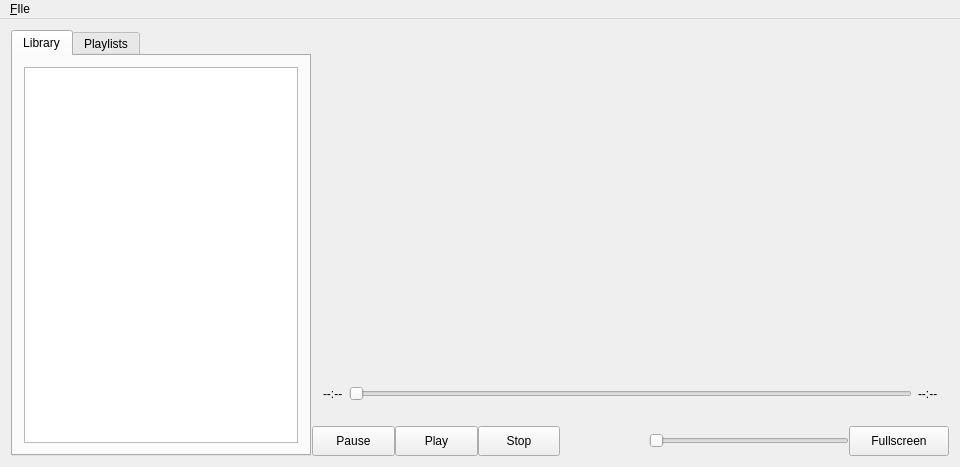
Qt form mainwindow.ui (lukasz357/QtGstMediaPlayer) before a commit.
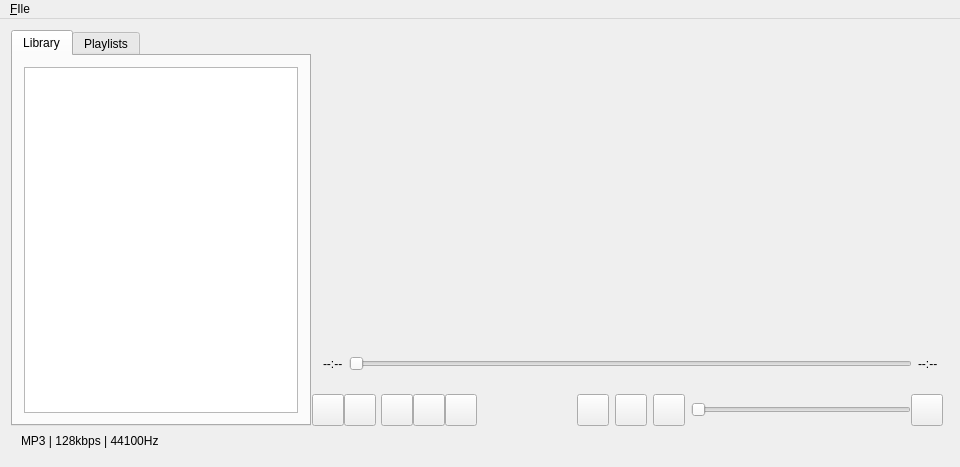
The same form after that commit. Custom widgets are drawn as their Qt base class.

Commit message: Icons for buttons

```diff
--- a/mainwindow.ui
+++ b/mainwindow.ui
@@ -95,7 +95,7 @@
           <property name="maximumSize">
            <size>
             <width>16777215</width>
-            <height>30</height>
+            <height>32</height>
            </size>
           </property>
           <layout class="QHBoxLayout" name="horizontalLayout">
@@ -129,6 +129,25 @@
               <property name="spacing">
                <number>0</number>
               </property>
+              <item row="1" column="5">
+               <widget class="QPushButton" name="m_nextButton">
+                <property name="minimumSize">
+                 <size>
+                  <width>32</width>
+                  <height>32</height>
+                 </size>
+                </property>
+                <property name="maximumSize">
+                 <size>
+                  <width>32</width>
+                  <height>32</height>
+                 </size>
+                </property>
+                <property name="text">
+                 <string/>
+                </property>
+               </widget>
+              </item>
               <item row="1" column="1">
                <widget class="QPushButton" name="m_playButton">
                 <property name="sizePolicy">
@@ -139,123 +158,232 @@
                 </property>
                 <property name="minimumSize">
                  <size>
-                  <width>60</width>
-                  <height>30</height>
+                  <width>32</width>
+                  <height>32</height>
                  </size>
                 </property>
                 <property name="maximumSize">
                  <size>
-                  <width>100</width>
-                  <height>30</height>
+                  <width>32</width>
+                  <height>32</height>
                  </size>
                 </property>
                 <property name="text">
-                 <string>Play</string>
-                </property>
-               </widget>
-              </item>
-              <item row="1" column="3">
-               <widget class="QPushButton" name="m_stopButton">
-                <property name="minimumSize">
-                 <size>
-                  <width>60</width>
-                  <height>30</height>
-                 </size>
-                </property>
-                <property name="maximumSize">
-                 <size>
-                  <width>100</width>
-                  <height>30</height>
-                 </size>
-                </property>
-                <property name="text">
-                 <string>Stop</string>
+                 <string/>
                 </property>
                </widget>
               </item>
               <item row="1" column="4">
-               <widget class="QWidget" name="widget_5" native="true"/>
+               <widget class="QPushButton" name="m_stopButton">
+                <property name="minimumSize">
+                 <size>
+                  <width>32</width>
+                  <height>32</height>
+                 </size>
+                </property>
+                <property name="maximumSize">
+                 <size>
+                  <width>32</width>
+                  <height>32</height>
+                 </size>
+                </property>
+                <property name="text">
+                 <string/>
+                </property>
+               </widget>
+              </item>
+              <item row="1" column="6">
+               <widget class="QWidget" name="widget_5" native="true">
+                <zorder>widget_4</zorder>
+               </widget>
               </item>
               <item row="1" column="0">
                <widget class="QPushButton" name="m_pauseButton">
                 <property name="maximumSize">
                  <size>
-                  <width>100</width>
-                  <height>30</height>
+                  <width>32</width>
+                  <height>32</height>
                  </size>
                 </property>
                 <property name="text">
-                 <string>Pause</string>
+                 <string/>
+                </property>
+               </widget>
+              </item>
+              <item row="1" column="3">
+               <widget class="QPushButton" name="m_previousButton">
+                <property name="minimumSize">
+                 <size>
+                  <width>32</width>
+                  <height>32</height>
+                 </size>
+                </property>
+                <property name="maximumSize">
+                 <size>
+                  <width>32</width>
+                  <height>32</height>
+                 </size>
+                </property>
+                <property name="text">
+                 <string/>
+                </property>
+               </widget>
+              </item>
+              <item row="1" column="2">
+               <widget class="QWidget" name="widget_7" native="true">
+                <property name="minimumSize">
+                 <size>
+                  <width>5</width>
+                  <height>32</height>
+                 </size>
+                </property>
+                <property name="maximumSize">
+                 <size>
+                  <width>5</width>
+                  <height>32</height>
+                 </size>
                 </property>
                </widget>
               </item>
              </layout>
             </widget>
            </item>
+           <item>
+            <widget class="QPushButton" name="m_decreaseRateButton">
+             <property name="minimumSize">
+              <size>
+               <width>32</width>
+               <height>32</height>
+              </size>
+             </property>
+             <property name="maximumSize">
+              <size>
+               <width>32</width>
+               <height>32</height>
+              </size>
+             </property>
+             <property name="text">
+              <string/>
+             </property>
+            </widget>
+           </item>
+           <item>
+            <widget class="QPushButton" name="m_increaseRateButton">
+             <property name="minimumSize">
+              <size>
+               <width>32</width>
+               <height>32</height>
+              </size>
+             </property>
+             <property name="maximumSize">
+              <size>
+               <width>32</width>
+               <height>32</height>
+              </size>
+             </property>
+             <property name="text">
+              <string/>
+             </property>
+            </widget>
+           </item>
+           <item>
+            <widget class="QPushButton" name="m_volumeButton">
+             <property name="minimumSize">
+              <size>
+               <width>32</width>
+               <height>32</height>
+              </size>
+             </property>
+             <property name="maximumSize">
+              <size>
+               <width>32</width>
+               <height>32</height>
+              </size>
+             </property>
+             <property name="layoutDirection">
+              <enum>Qt::LeftToRight</enum>
+             </property>
+             <property name="text">
+              <string/>
+             </property>
+             <property name="iconSize">
+              <size>
+               <width>20</width>
+               <height>20</height>
+              </size>
+             </property>
+            </widget>
+           </item>
            <item>
             <widget class="QWidget" name="widget_4" native="true">
              <property name="maximumSize">
               <size>
                <width>300</width>
-               <height>30</height>
+               <height>32</height>
               </size>
              </property>
              <property name="layoutDirection">
               <enum>Qt::LeftToRight</enum>
              </property>
-             <widget class="QPushButton" name="m_fullscreenButton">
-              <property name="geometry">
-               <rect>
-                <x>200</x>
-                <y>0</y>
-                <width>100</width>
-                <height>30</height>
-               </rect>
-              </property>
-              <property name="minimumSize">
-               <size>
-                <width>100</width>
-                <height>30</height>
-               </size>
-              </property>
-              <property name="maximumSize">
-               <size>
-                <width>100</width>
-                <height>30</height>
-               </size>
-              </property>
-              <property name="layoutDirection">
-               <enum>Qt::RightToLeft</enum>
-              </property>
-              <property name="text">
-               <string>Fullscreen</string>
-              </property>
-             </widget>
              <widget class="QSlider" name="m_volumeSlider">
               <property name="geometry">
                <rect>
                 <x>0</x>
                 <y>0</y>
-                <width>200</width>
-                <height>30</height>
+                <width>220</width>
+                <height>32</height>
                </rect>
               </property>
               <property name="minimumSize">
                <size>
-                <width>200</width>
-                <height>30</height>
+                <width>220</width>
+                <height>32</height>
                </size>
               </property>
               <property name="maximumSize">
                <size>
-                <width>200</width>
-                <height>30</height>
+                <width>220</width>
+                <height>32</height>
                </size>
               </property>
               <property name="orientation">
                <enum>Qt::Horizontal</enum>
               </property>
              </widget>
+             <widget class="QPushButton" name="m_fullscreenButton">
+              <property name="geometry">
+               <rect>
+                <x>220</x>
+                <y>0</y>
+                <width>32</width>
+                <height>32</height>
+               </rect>
+              </property>
+              <property name="minimumSize">
+               <size>
+                <width>32</width>
+                <height>32</height>
+               </size>
+              </property>
+              <property name="maximumSize">
+               <size>
+                <width>32</width>
+                <height>32</height>
+               </size>
+              </property>
+              <property name="layoutDirection">
+               <enum>Qt::LeftToRight</enum>
+              </property>
+              <property name="text">
+               <string/>
+              </property>
+              <property name="iconSize">
+               <size>
+                <width>20</width>
+                <height>20</height>
+               </size>
+              </property>
+             </widget>
             </widget>
            </item>
           </layout>
@@ -298,6 +426,41 @@
       </widget>
      </widget>
     </item>
+    <item row="1" column="0">
+     <widget class="QFrame" name="m_statusbar">
+      <property name="minimumSize">
+       <size>
+        <width>0</width>
+        <height>24</height>
+       </size>
+      </property>
+      <property name="maximumSize">
+       <size>
+        <width>16777215</width>
+        <height>24</height>
+       </size>
+      </property>
+      <property name="frameShape">
+       <enum>QFrame::NoFrame</enum>
+      </property>
+      <property name="frameShadow">
+       <enum>QFrame::Raised</enum>
+      </property>
+      <widget class="QLabel" name="label">
+       <property name="geometry">
+        <rect>
+         <x>10</x>
+         <y>0</y>
+         <width>191</width>
+         <height>17</height>
+        </rect>
+       </property>
+       <property name="text">
+        <string>MP3 | 128kbps | 44100Hz</string>
+       </property>
+      </widget>
+     </widget>
+    </item>
    </layout>
   </widget>
   <widget class="QMenuBar" name="menuBar">
```
The commit also changes 17 other files.
